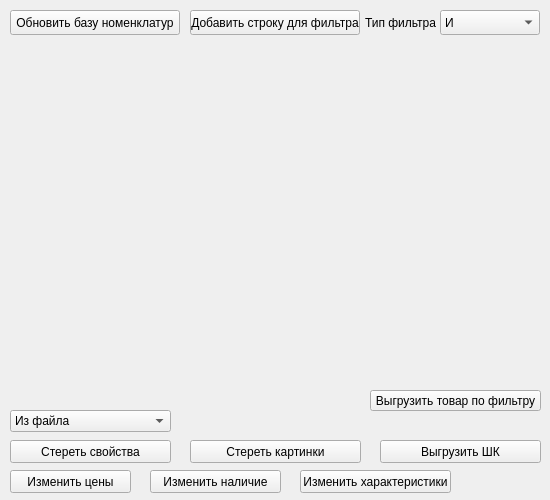
Above: WB/NEW_API/managmentFBS/ui/managerUI.ui from gora5624/Python before the change. Below: the same form after it.
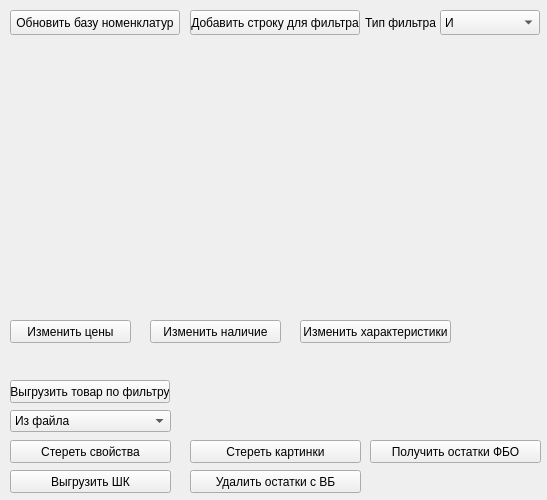
That is the form after the change.

Patch:
```diff
--- a/WB/NEW_API/managmentFBS/ui/managerUI.ui
+++ b/WB/NEW_API/managmentFBS/ui/managerUI.ui
@@ -6,7 +6,7 @@
    <rect>
     <x>0</x>
     <y>0</y>
-    <width>550</width>
+    <width>547</width>
     <height>500</height>
    </rect>
   </property>
@@ -76,7 +76,7 @@
    <property name="geometry">
     <rect>
      <x>10</x>
-     <y>470</y>
+     <y>320</y>
      <width>121</width>
      <height>23</height>
     </rect>
@@ -89,7 +89,7 @@
    <property name="geometry">
     <rect>
      <x>150</x>
-     <y>470</y>
+     <y>320</y>
      <width>131</width>
      <height>23</height>
     </rect>
@@ -102,7 +102,7 @@
    <property name="geometry">
     <rect>
      <x>300</x>
-     <y>470</y>
+     <y>320</y>
      <width>151</width>
      <height>23</height>
     </rect>
@@ -147,10 +147,10 @@
   <widget class="QPushButton" name="getLisCardsToFilterBtn">
    <property name="geometry">
     <rect>
-     <x>370</x>
-     <y>390</y>
-     <width>171</width>
-     <height>21</height>
+     <x>10</x>
+     <y>380</y>
+     <width>160</width>
+     <height>23</height>
     </rect>
    </property>
    <property name="text">
@@ -170,11 +170,11 @@
     <string>Стереть картинки</string>
    </property>
   </widget>
-  <widget class="QPushButton" name="startDeletStoksBtn">
+  <widget class="QPushButton" name="startGenerateBarcodesFileFor1CBtn">
    <property name="geometry">
     <rect>
-     <x>380</x>
-     <y>440</y>
+     <x>10</x>
+     <y>470</y>
      <width>161</width>
      <height>23</height>
     </rect>
@@ -183,6 +183,32 @@
     <string>Выгрузить ШК</string>
    </property>
   </widget>
+  <widget class="QPushButton" name="startDeletStoksBtn">
+   <property name="geometry">
+    <rect>
+     <x>190</x>
+     <y>470</y>
+     <width>171</width>
+     <height>23</height>
+    </rect>
+   </property>
+   <property name="text">
+    <string>Удалить остатки с ВБ</string>
+   </property>
+  </widget>
+  <widget class="QPushButton" name="getFSOStocksBtn">
+   <property name="geometry">
+    <rect>
+     <x>370</x>
+     <y>440</y>
+     <width>171</width>
+     <height>23</height>
+    </rect>
+   </property>
+   <property name="text">
+    <string>Получить остатки ФБО</string>
+   </property>
+  </widget>
  </widget>
  <resources/>
  <connections/>
```
